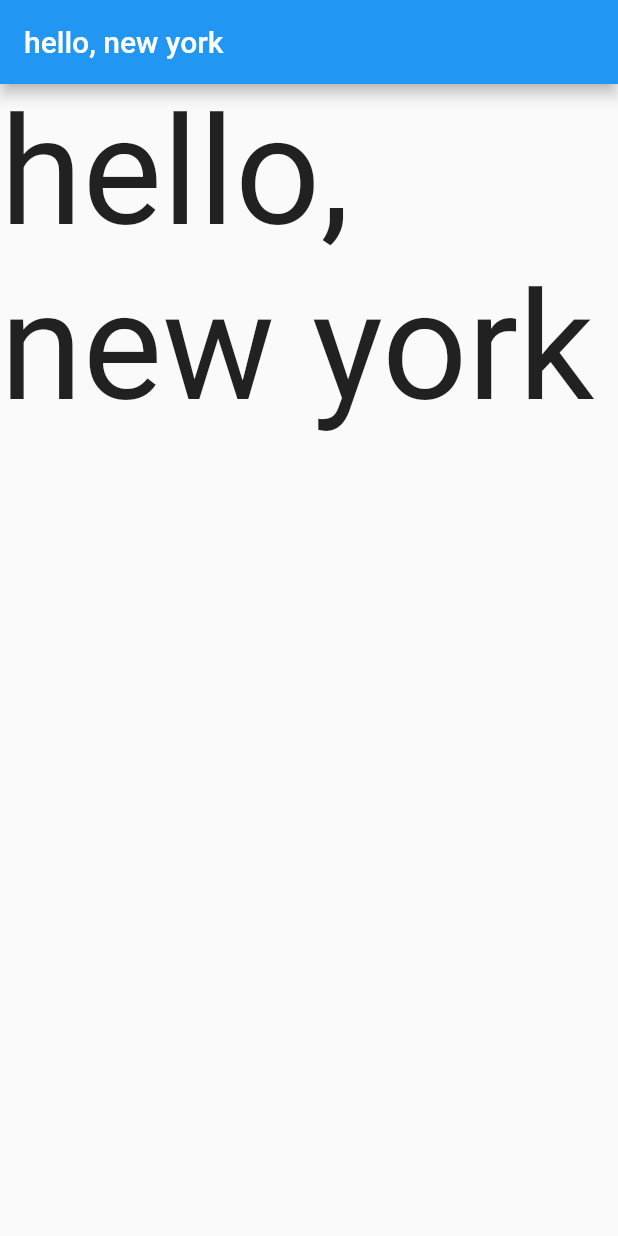
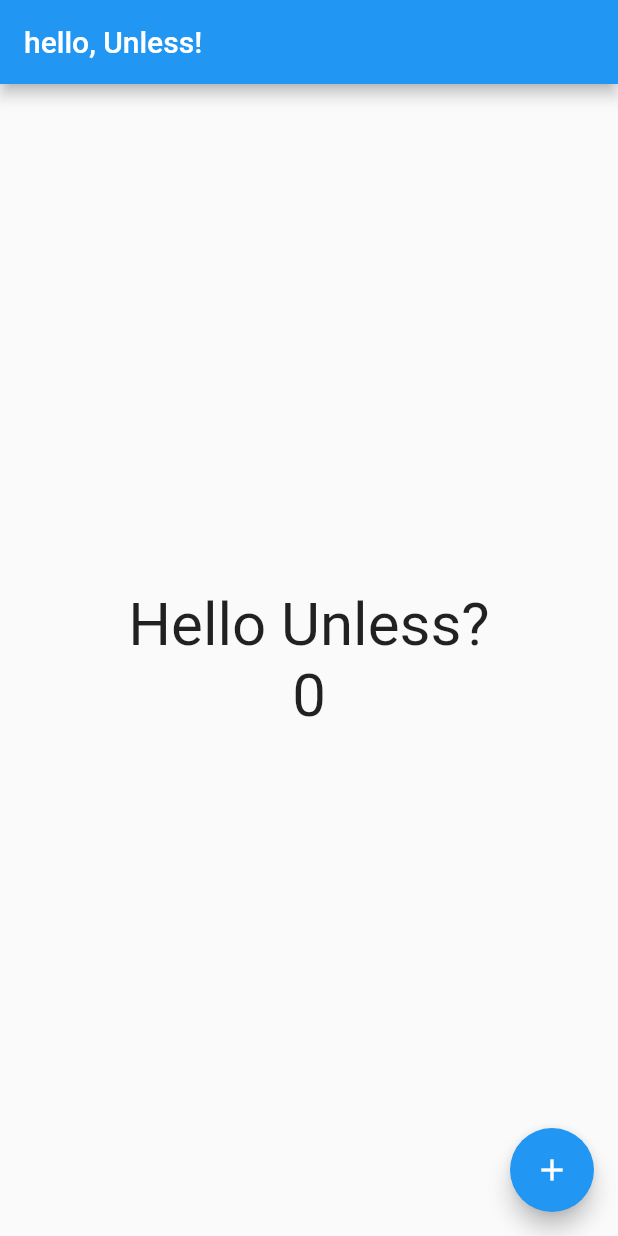
Before and after one commit to amadeus1029/flutterAppTest2, a Flutter app: the screen it shows after launch, on a phone screen of 412 x 824 dp. Run offline on Flutter 3.47's test engine with Material 2 defaults, Android fonts, the phone set to English and light mode, and no system bars.

Commit message:
test button

```diff
--- a/lib/main.dart
+++ b/lib/main.dart
@@ -16,7 +16,7 @@ class MyApp extends StatelessWidget {
       theme: ThemeData(
         primarySwatch: Colors.blue,
       ),
-      home:  const HelloPage("hello, new york"),
+      home:  const HelloPage("hello, Unless!"),
     );
   }
 }
@@ -32,13 +32,33 @@ class HelloPage extends StatefulWidget {
 }
 
 class _HelloPageState extends State<HelloPage> {
+  String _message = "Hello Unless?";
+  int _counter = 0;
+
   @override
   Widget build(BuildContext context) {
     return Scaffold(
+        floatingActionButton: FloatingActionButton(
+            child: const Icon(Icons.add),
+            onPressed: _changeMessage),
         appBar: AppBar(
           title: Text(widget.title),
         ),
-        body: Text(widget.title, style: const TextStyle(fontSize: 100))
+        body: Center(
+            child: Column(
+              mainAxisAlignment: MainAxisAlignment.center,
+              children: [
+                Text(_message, style: const TextStyle(fontSize: 40)),
+                Text('$_counter', style: const TextStyle(fontSize: 40))
+              ],
+            )
+        )
     );
   }
+  void _changeMessage() {
+    setState(() {
+      _message = "안녕 언레스!";
+      _counter++;
+    });
+  }
 }
```
